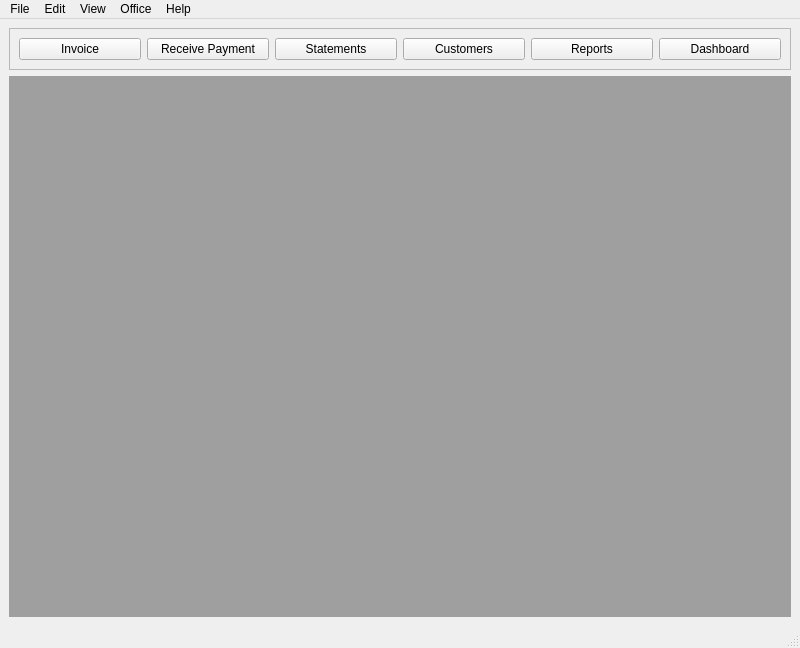
RyanPowellBeard/Portfolio, file Qt Invoicing App/OSI-Invoicing/mainwindow.ui: the form before one commit.
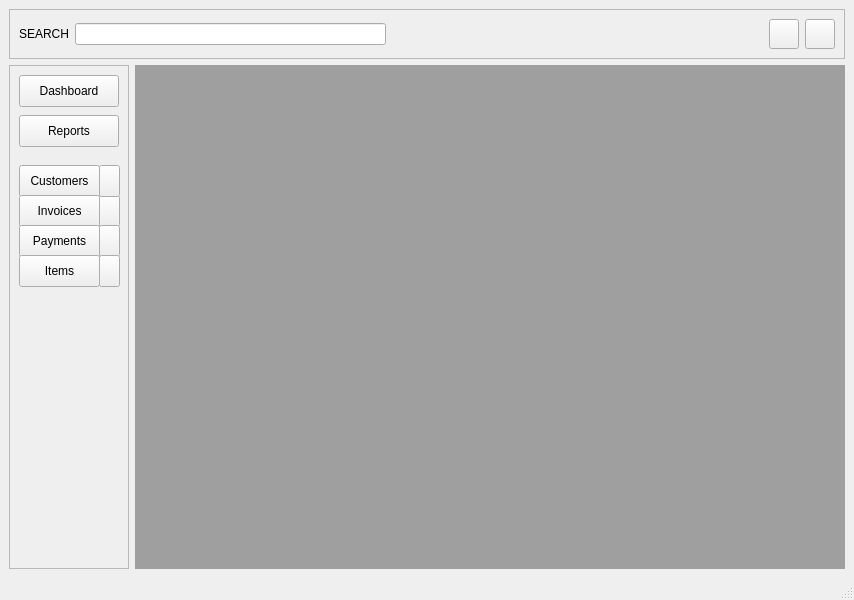
The form after the commit.

Diff of the .ui file:
```diff
--- a/Qt Invoicing App/OSI-Invoicing/mainwindow.ui
+++ b/Qt Invoicing App/OSI-Invoicing/mainwindow.ui
@@ -6,8 +6,8 @@
    <rect>
     <x>0</x>
     <y>0</y>
-    <width>800</width>
-    <height>648</height>
+    <width>854</width>
+    <height>600</height>
    </rect>
   </property>
   <property name="OSI-Invoicing" stdset="0">
@@ -16,209 +16,269 @@
   <widget class="QWidget" name="centralwidget">
    <layout class="QVBoxLayout" name="verticalLayout">
     <item>
-     <widget class="QFrame" name="TopButton_Frame">
+     <widget class="QFrame" name="search_frame">
+      <property name="minimumSize">
+       <size>
+        <width>0</width>
+        <height>40</height>
+       </size>
+      </property>
       <property name="frameShape">
        <enum>QFrame::Shape::StyledPanel</enum>
       </property>
       <property name="frameShadow">
        <enum>QFrame::Shadow::Raised</enum>
       </property>
-      <layout class="QHBoxLayout" name="horizontalLayout">
+      <layout class="QHBoxLayout" name="horizontalLayout_2">
        <item>
-        <widget class="QPushButton" name="CreateInvoice_Button">
+        <widget class="QLabel" name="label">
+         <property name="minimumSize">
+          <size>
+           <width>0</width>
+           <height>20</height>
+          </size>
+         </property>
          <property name="text">
-          <string>Invoice</string>
+          <string>SEARCH</string>
          </property>
         </widget>
        </item>
        <item>
-        <widget class="QPushButton" name="ReceivePayment_Button">
-         <property name="text">
-          <string>Receive Payment</string>
+        <widget class="QLineEdit" name="search_lineEdit">
+         <property name="minimumSize">
+          <size>
+           <width>0</width>
+           <height>20</height>
+          </size>
          </property>
         </widget>
        </item>
        <item>
-        <widget class="QPushButton" name="Statements_Button">
+        <spacer name="horizontalSpacer">
+         <property name="orientation">
+          <enum>Qt::Orientation::Horizontal</enum>
+         </property>
+         <property name="sizeHint" stdset="0">
+          <size>
+           <width>377</width>
+           <height>12</height>
+          </size>
+         </property>
+        </spacer>
+       </item>
+       <item>
+        <widget class="QPushButton" name="Settings_Button">
+         <property name="minimumSize">
+          <size>
+           <width>30</width>
+           <height>30</height>
+          </size>
+         </property>
+         <property name="maximumSize">
+          <size>
+           <width>30</width>
+           <height>30</height>
+          </size>
+         </property>
          <property name="text">
-          <string>Statements</string>
+          <string/>
          </property>
         </widget>
        </item>
        <item>
+        <widget class="QPushButton" name="About_Button">
+         <property name="minimumSize">
+          <size>
+           <width>30</width>
+           <height>30</height>
+          </size>
+         </property>
+         <property name="maximumSize">
+          <size>
+           <width>30</width>
+           <height>30</height>
+          </size>
+         </property>
+         <property name="text">
+          <string/>
+         </property>
+        </widget>
+       </item>
+      </layout>
+     </widget>
+    </item>
+    <item>
+     <layout class="QHBoxLayout" name="horizontalLayout">
+      <item>
+       <widget class="QFrame" name="sidebarMenu">
+        <property name="minimumSize">
+         <size>
+          <width>120</width>
+          <height>0</height>
+         </size>
+        </property>
+        <property name="styleSheet">
+         <string notr="true"/>
+        </property>
+        <property name="frameShape">
+         <enum>QFrame::Shape::StyledPanel</enum>
+        </property>
+        <property name="frameShadow">
+         <enum>QFrame::Shadow::Raised</enum>
+        </property>
+        <widget class="QPushButton" name="addInvoiceButton">
+         <property name="geometry">
+          <rect>
+           <x>90</x>
+           <y>130</y>
+           <width>21</width>
+           <height>32</height>
+          </rect>
+         </property>
+         <property name="text">
+          <string/>
+         </property>
+        </widget>
+        <widget class="QPushButton" name="addPaymentsButton">
+         <property name="geometry">
+          <rect>
+           <x>90</x>
+           <y>160</y>
+           <width>21</width>
+           <height>32</height>
+          </rect>
+         </property>
+         <property name="text">
+          <string/>
+         </property>
+        </widget>
+        <widget class="QPushButton" name="addProductsButton">
+         <property name="geometry">
+          <rect>
+           <x>90</x>
+           <y>190</y>
+           <width>21</width>
+           <height>32</height>
+          </rect>
+         </property>
+         <property name="font">
+          <font>
+           <pointsize>15</pointsize>
+          </font>
+         </property>
+         <property name="autoFillBackground">
+          <bool>false</bool>
+         </property>
+         <property name="text">
+          <string/>
+         </property>
+        </widget>
         <widget class="QPushButton" name="Customers_Button">
+         <property name="geometry">
+          <rect>
+           <x>10</x>
+           <y>100</y>
+           <width>81</width>
+           <height>32</height>
+          </rect>
+         </property>
          <property name="text">
           <string>Customers</string>
          </property>
         </widget>
-       </item>
-       <item>
-        <widget class="QPushButton" name="Reports_Button">
+        <widget class="QPushButton" name="Invoices_Button">
+         <property name="geometry">
+          <rect>
+           <x>10</x>
+           <y>130</y>
+           <width>81</width>
+           <height>32</height>
+          </rect>
+         </property>
          <property name="text">
-          <string>Reports</string>
+          <string>Invoices</string>
          </property>
         </widget>
-       </item>
-       <item>
+        <widget class="QPushButton" name="Payments_Button">
+         <property name="geometry">
+          <rect>
+           <x>10</x>
+           <y>160</y>
+           <width>81</width>
+           <height>32</height>
+          </rect>
+         </property>
+         <property name="text">
+          <string>Payments</string>
+         </property>
+        </widget>
+        <widget class="QPushButton" name="Products_Button">
+         <property name="geometry">
+          <rect>
+           <x>10</x>
+           <y>190</y>
+           <width>81</width>
+           <height>32</height>
+          </rect>
+         </property>
+         <property name="text">
+          <string>Items</string>
+         </property>
+        </widget>
         <widget class="QPushButton" name="Dashboard_Button">
+         <property name="geometry">
+          <rect>
+           <x>10</x>
+           <y>10</y>
+           <width>100</width>
+           <height>32</height>
+          </rect>
+         </property>
          <property name="text">
           <string>Dashboard</string>
          </property>
         </widget>
-       </item>
-      </layout>
-     </widget>
-    </item>
-    <item>
-     <widget class="QMdiArea" name="mdiArea"/>
+        <widget class="QPushButton" name="addCustomerButton">
+         <property name="geometry">
+          <rect>
+           <x>90</x>
+           <y>100</y>
+           <width>21</width>
+           <height>32</height>
+          </rect>
+         </property>
+         <property name="sizePolicy">
+          <sizepolicy hsizetype="Minimum" vsizetype="Fixed">
+           <horstretch>0</horstretch>
+           <verstretch>0</verstretch>
+          </sizepolicy>
+         </property>
+         <property name="text">
+          <string/>
+         </property>
+        </widget>
+        <widget class="QPushButton" name="Reports_Button">
+         <property name="geometry">
+          <rect>
+           <x>10</x>
+           <y>50</y>
+           <width>100</width>
+           <height>32</height>
+          </rect>
+         </property>
+         <property name="text">
+          <string>Reports</string>
+         </property>
+        </widget>
+       </widget>
+      </item>
+      <item>
+       <widget class="QMdiArea" name="mdiArea_main"/>
+      </item>
+     </layout>
     </item>
    </layout>
   </widget>
-  <widget class="QMenuBar" name="menubar">
-   <property name="geometry">
-    <rect>
-     <x>0</x>
-     <y>0</y>
-     <width>800</width>
-     <height>21</height>
-    </rect>
-   </property>
-   <widget class="QMenu" name="menuFile">
-    <property name="title">
-     <string>File</string>
-    </property>
-    <addaction name="actionSave"/>
-    <addaction name="actionSave_As"/>
-    <addaction name="separator"/>
-    <addaction name="actionImport"/>
-    <addaction name="actionExport_As"/>
-    <addaction name="separator"/>
-    <addaction name="actionPrint"/>
-    <addaction name="separator"/>
-    <addaction name="actionExit"/>
-   </widget>
-   <widget class="QMenu" name="menuEdit">
-    <property name="title">
-     <string>Edit</string>
-    </property>
-    <addaction name="actionUndo"/>
-    <addaction name="actionRedo"/>
-    <addaction name="separator"/>
-    <addaction name="actionCut"/>
-    <addaction name="actionCopy"/>
-    <addaction name="actionPaste"/>
-    <addaction name="actionSelect_All"/>
-    <addaction name="separator"/>
-    <addaction name="actionShow_Clipboard"/>
-   </widget>
-   <widget class="QMenu" name="menuView">
-    <property name="title">
-     <string>View</string>
-    </property>
-    <addaction name="actionMinimize"/>
-    <addaction name="actionMaximize_Restore"/>
-    <addaction name="separator"/>
-    <addaction name="actionZoom_In"/>
-    <addaction name="actionZoom_Out"/>
-    <addaction name="separator"/>
-    <addaction name="actionRefresh_Page"/>
-   </widget>
-   <widget class="QMenu" name="menuTools">
-    <property name="title">
-     <string>Office</string>
-    </property>
-    <widget class="QMenu" name="menuSales_Billing">
-     <property name="title">
-      <string>Sales/Billing</string>
-     </property>
-     <addaction name="actionNew_Invoice"/>
-     <addaction name="actionRecurring_Invoices"/>
-     <addaction name="separator"/>
-     <addaction name="actionEstimates_Quotes"/>
-     <addaction name="actionCredit_Notes"/>
-     <addaction name="separator"/>
-     <addaction name="actionProducts_Services"/>
-    </widget>
-    <widget class="QMenu" name="menuPurchases_Expenses">
-     <property name="title">
-      <string>Purchases/Expenses</string>
-     </property>
-     <addaction name="actionReceipt_Upload"/>
-     <addaction name="actionMileage_Hour_Tracking"/>
-     <addaction name="separator"/>
-     <addaction name="actionAccounts_Payable_Bills"/>
-     <addaction name="separator"/>
-     <addaction name="actionVendor_Suppliers"/>
-    </widget>
-    <widget class="QMenu" name="menuPayments">
-     <property name="title">
-      <string>Payments</string>
-     </property>
-     <addaction name="actionReceived_Payments"/>
-     <addaction name="actionPayments_Gateways"/>
-     <addaction name="separator"/>
-     <addaction name="actionBank_Reconciliation"/>
-    </widget>
-    <widget class="QMenu" name="menuContacts">
-     <property name="title">
-      <string>Contacts</string>
-     </property>
-     <addaction name="actionClients_Customers"/>
-     <addaction name="actionGroups"/>
-    </widget>
-    <widget class="QMenu" name="menuReports">
-     <property name="title">
-      <string>Reports</string>
-     </property>
-     <addaction name="actionA_R_Aging_Open_Invoices"/>
-     <addaction name="actionA_P_Aging"/>
-     <addaction name="separator"/>
-     <addaction name="actionSales_Reports"/>
-     <addaction name="actionJobs_Time_Mileage"/>
-     <addaction name="separator"/>
-     <addaction name="actionTax_Summary"/>
-    </widget>
-    <widget class="QMenu" name="menuSettings">
-     <property name="title">
-      <string>Settings</string>
-     </property>
-     <addaction name="actionCompany_Profile"/>
-     <addaction name="actionUser_Settings"/>
-     <addaction name="separator"/>
-     <addaction name="actionInvoice_Customization"/>
-     <addaction name="separator"/>
-     <addaction name="actionTax_Settings"/>
-    </widget>
-    <addaction name="actionDashboard"/>
-    <addaction name="separator"/>
-    <addaction name="menuSales_Billing"/>
-    <addaction name="menuPurchases_Expenses"/>
-    <addaction name="menuPayments"/>
-    <addaction name="actionTaxes"/>
-    <addaction name="separator"/>
-    <addaction name="menuContacts"/>
-    <addaction name="menuReports"/>
-    <addaction name="separator"/>
-    <addaction name="menuSettings"/>
-   </widget>
-   <widget class="QMenu" name="menuHelp">
-    <property name="title">
-     <string>Help</string>
-    </property>
-    <addaction name="actionCompany_Information"/>
-    <addaction name="separator"/>
-    <addaction name="actionDocumentation"/>
-    <addaction name="actionUpdates"/>
-    <addaction name="separator"/>
-    <addaction name="actionApp_Version_Information"/>
-    <addaction name="actionAbout_Qt"/>
-   </widget>
-   <addaction name="menuFile"/>
-   <addaction name="menuEdit"/>
-   <addaction name="menuView"/>
-   <addaction name="menuTools"/>
-   <addaction name="menuHelp"/>
-  </widget>
   <widget class="QStatusBar" name="statusbar"/>
   <action name="actionSave">
    <property name="text">
```
Left out of the diff: 263 changed lines with no effect on the pictures.
